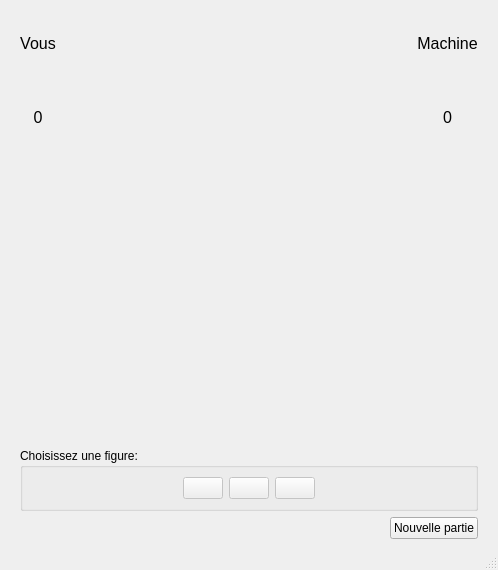
samuelhentrics/Chifoumi, file chifoumi.ui: the form before one commit.
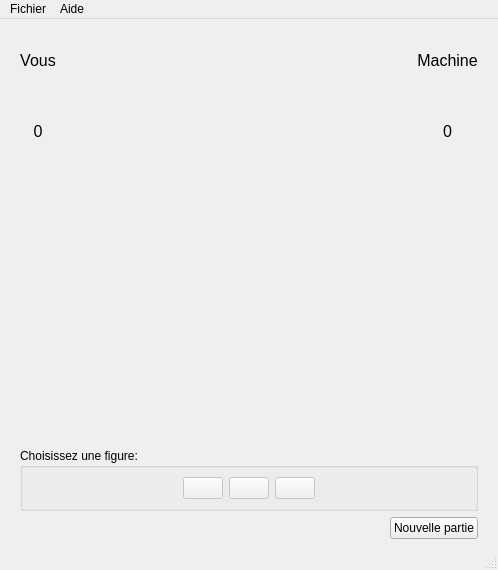
The form after the commit. Icons and pictures are not drawn.

Commit message: Ajout du menu et de "quitter"

The edit to the form file:
```diff
--- a/chifoumi.ui
+++ b/chifoumi.ui
@@ -392,6 +392,20 @@
      <height>26</height>
     </rect>
    </property>
+   <widget class="QMenu" name="menuFichier">
+    <property name="title">
+     <string>Fichier</string>
+    </property>
+    <addaction name="actionQuitter"/>
+   </widget>
+   <widget class="QMenu" name="menuAide">
+    <property name="title">
+     <string>Aide</string>
+    </property>
+    <addaction name="actionA_propos_de"/>
+   </widget>
+   <addaction name="menuFichier"/>
+   <addaction name="menuAide"/>
   </widget>
   <widget class="QStatusBar" name="statusbar"/>
  </widget>
```
Left out of the diff: 16 changed lines with no effect on the pictures. The commit also changes 2 other files.
